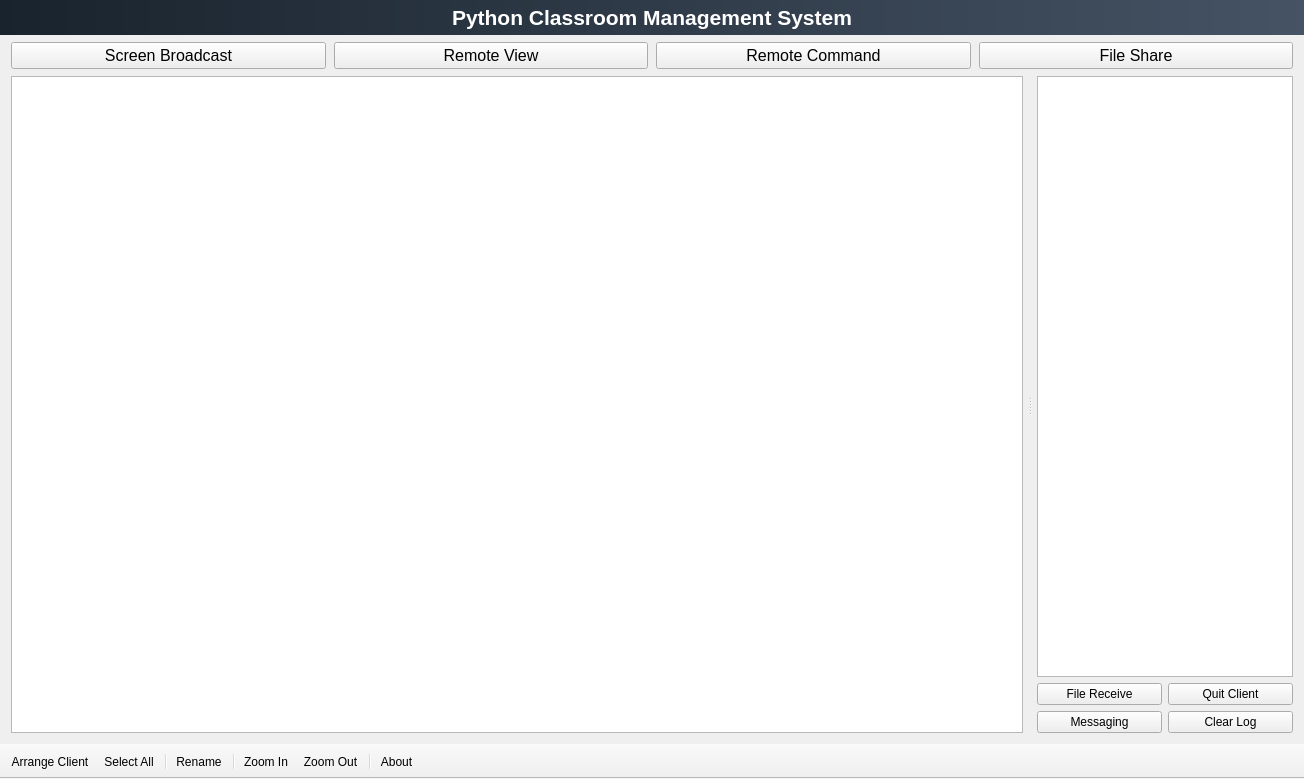
Qt form Console/UI/DashboardUI.ui (yang-zhongtian/PYCM) before a commit.
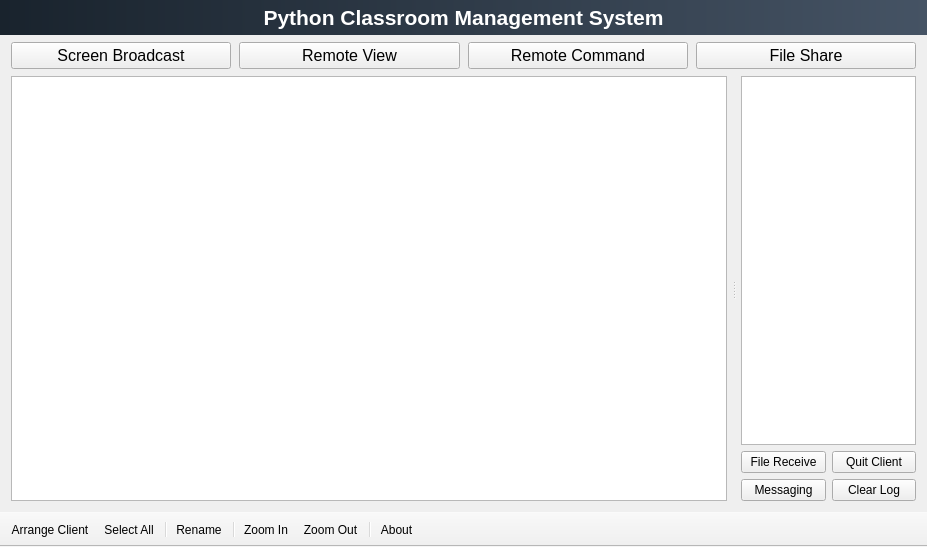
The same form after that commit. Icons and pictures are not drawn.

What changed in the file:
```diff
--- a/Console/UI/DashboardUI.ui
+++ b/Console/UI/DashboardUI.ui
@@ -6,8 +6,8 @@
    <rect>
     <x>0</x>
     <y>0</y>
-    <width>1304</width>
-    <height>779</height>
+    <width>927</width>
+    <height>547</height>
    </rect>
   </property>
   <property name="windowTitle">
@@ -256,7 +256,7 @@
            <widget class="QWidget" name="desktop_widget_container" native="true">
             <property name="sizePolicy">
              <sizepolicy hsizetype="Preferred" vsizetype="Preferred">
-              <horstretch>1</horstretch>
+              <horstretch>8</horstretch>
               <verstretch>0</verstretch>
              </sizepolicy>
             </property>
@@ -317,7 +317,7 @@
            <widget class="QWidget" name="log_widget_container" native="true">
             <property name="sizePolicy">
              <sizepolicy hsizetype="Preferred" vsizetype="Preferred">
-              <horstretch>0</horstretch>
+              <horstretch>2</horstretch>
               <verstretch>0</verstretch>
              </sizepolicy>
             </property>
```
Left out of the diff: 24 changed lines with no effect on the pictures.
